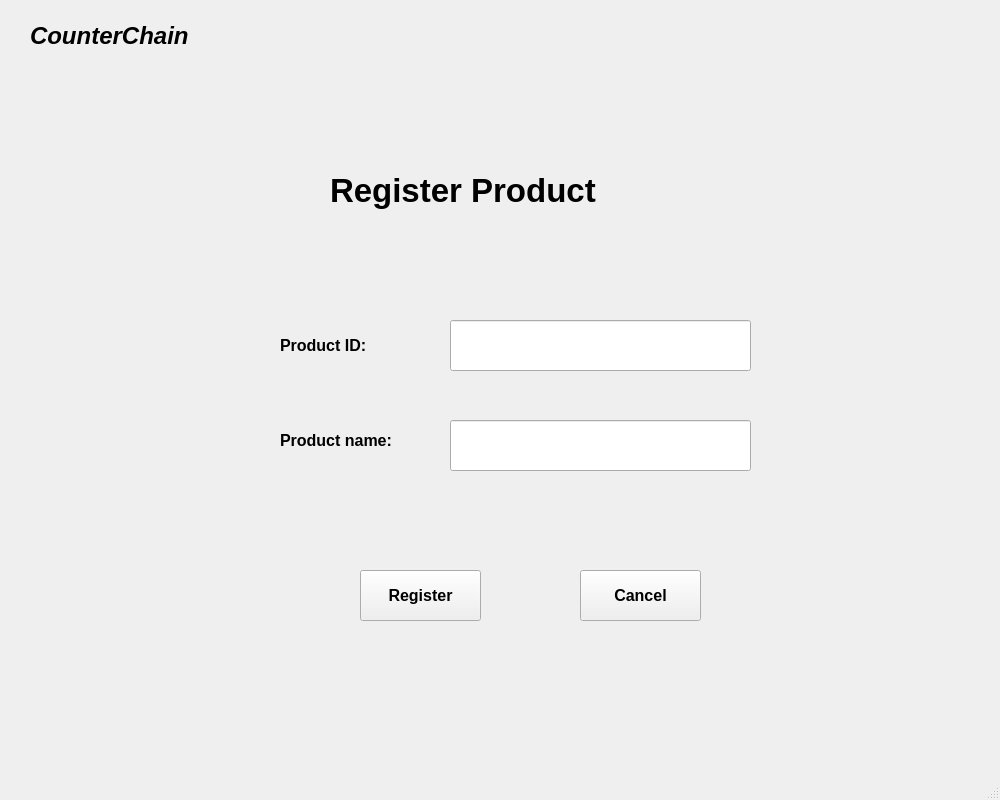
This is itemadd.ui in shubham0298/CounterChain as Qt 5 draws it before an edit. The edited form follows.
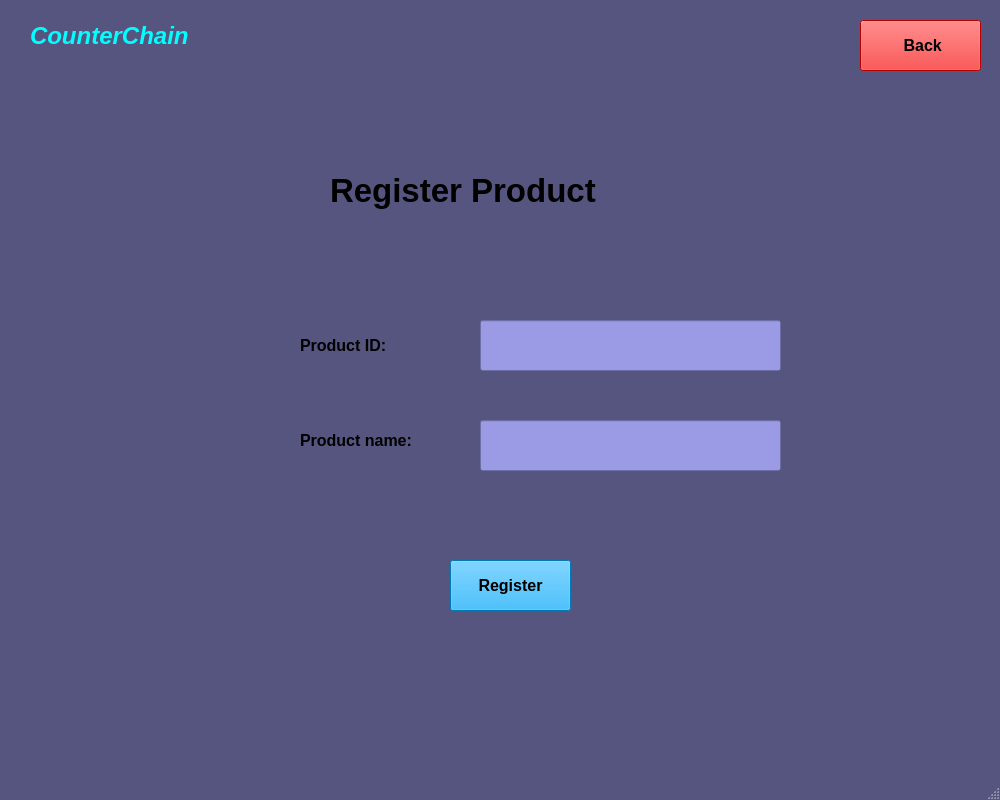
This is the edited form. Icons and pictures are not drawn.

Patch:
```diff
--- a/itemadd.ui
+++ b/itemadd.ui
@@ -25,6 +25,20 @@
   <property name="windowTitle">
    <string>Add Item</string>
   </property>
+  <property name="styleSheet">
+   <string notr="true">QMainWindow{
+	background-color: rgb(85, 85, 127);
+}
+QLineEdit{	
+	background-color: rgb(154, 154, 229);
+}
+QPushButton#back{
+	background-color: rgb(255, 0, 0);
+}
+QPushButton#addButton{
+	background-color: rgb(0, 170, 255);
+}</string>
+  </property>
   <widget class="QWidget" name="centralwidget">
    <widget class="QLabel" name="label">
     <property name="geometry">
@@ -52,7 +66,7 @@
    <widget class="QLabel" name="label_2">
     <property name="geometry">
      <rect>
-      <x>280</x>
+      <x>300</x>
       <y>320</y>
       <width>121</width>
       <height>51</height>
@@ -75,7 +89,7 @@
    <widget class="QLabel" name="label_3">
     <property name="geometry">
      <rect>
-      <x>280</x>
+      <x>300</x>
       <y>420</y>
       <width>151</width>
       <height>41</height>
@@ -98,7 +112,7 @@
    <widget class="QLineEdit" name="pidLE">
     <property name="geometry">
      <rect>
-      <x>450</x>
+      <x>480</x>
       <y>320</y>
       <width>301</width>
       <height>51</height>
@@ -113,7 +127,7 @@
    <widget class="QLineEdit" name="pnameLE">
     <property name="geometry">
      <rect>
-      <x>450</x>
+      <x>480</x>
       <y>420</y>
       <width>301</width>
       <height>51</height>
@@ -128,8 +142,8 @@
    <widget class="QPushButton" name="addButton">
     <property name="geometry">
      <rect>
-      <x>360</x>
-      <y>570</y>
+      <x>450</x>
+      <y>560</y>
       <width>121</width>
       <height>51</height>
      </rect>
@@ -151,8 +165,8 @@
    <widget class="QPushButton" name="back">
     <property name="geometry">
      <rect>
-      <x>580</x>
-      <y>570</y>
+      <x>860</x>
+      <y>20</y>
       <width>121</width>
       <height>51</height>
      </rect>
@@ -168,7 +182,17 @@
      <cursorShape>PointingHandCursor</cursorShape>
     </property>
     <property name="text">
-     <string>Cancel</string>
+     <string> Back</string>
+    </property>
+    <property name="icon">
+     <iconset>
+      <normaloff>Icons/backbutton.png</normaloff>Icons/backbutton.png</iconset>
+    </property>
+    <property name="iconSize">
+     <size>
+      <width>30</width>
+      <height>30</height>
+     </size>
     </property>
    </widget>
    <widget class="QLabel" name="label_4">
@@ -180,6 +204,43 @@
       <height>71</height>
      </rect>
     </property>
+    <property name="palette">
+     <palette>
+      <active>
+       <colorrole role="WindowText">
+        <brush brushstyle="SolidPattern">
+         <color alpha="255">
+          <red>0</red>
+          <green>255</green>
+          <blue>255</blue>
+         </color>
+        </brush>
+       </colorrole>
+      </active>
+      <inactive>
+       <colorrole role="WindowText">
+        <brush brushstyle="SolidPattern">
+         <color alpha="255">
+          <red>0</red>
+          <green>255</green>
+          <blue>255</blue>
+         </color>
+        </brush>
+       </colorrole>
+      </inactive>
+      <disabled>
+       <colorrole role="WindowText">
+        <brush brushstyle="SolidPattern">
+         <color alpha="255">
+          <red>120</red>
+          <green>120</green>
+          <blue>120</blue>
+         </color>
+        </brush>
+       </colorrole>
+      </disabled>
+     </palette>
+    </property>
     <property name="font">
      <font>
       <pointsize>18</pointsize>
```
Left out of the diff: 2 changed lines with no effect on the pictures.
